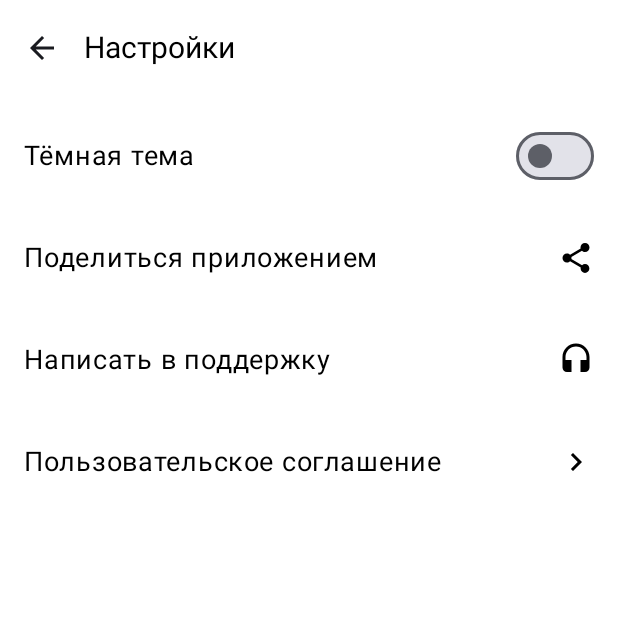
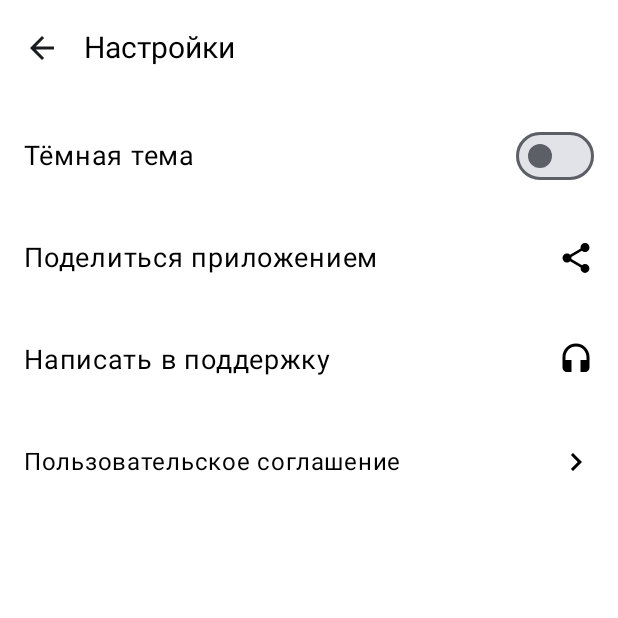
Before and after one commit to Brusilo/playlist-maker-android, an Android app built with Jetpack Compose: the SettingsActivity screen opened directly, with no data from a screen before it, on a phone screen of 412 x 824 dp, the top half of it. Run offline under Robolectric (Android 15) with nearby library versions, the phone set to English and light mode, and no system bars.

Commit message:
спринт 3

```diff
--- a/app/src/main/java/com/example/playlist_maker_android_brusilodiana/SettingsActivity.kt
+++ b/app/src/main/java/com/example/playlist_maker_android_brusilodiana/SettingsActivity.kt
@@ -117,7 +117,7 @@ fun SettingsScreen(onBackClick: () -> Unit) {
                     horizontalArrangement = Arrangement.SpaceBetween,
                     verticalAlignment = Alignment.CenterVertically
                 ) {
-                    Text(stringResource(R.string.user_agreement), fontSize = 18.sp)
+                    Text(stringResource(R.string.user_agreement), fontSize = 16.sp)
                     Icon(Icons.Filled.ChevronRight, contentDescription = null)
                 }
             }
```
